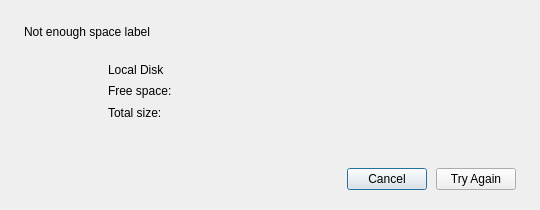
meganz/MEGAsync, file src/MEGASync/gui/linux/LowDiskSpaceDialog.ui: the form before one commit.
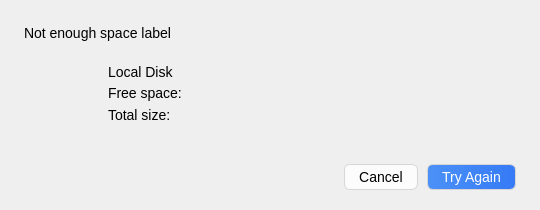
The form after the commit. Icons and pictures are not drawn.

Commit message: Moved styles to UI files.

What changed in the file:
```diff
--- a/src/MEGASync/gui/linux/LowDiskSpaceDialog.ui
+++ b/src/MEGASync/gui/linux/LowDiskSpaceDialog.ui
@@ -13,6 +13,15 @@
   <property name="windowTitle">
    <string>Low disk space</string>
   </property>
+  <property name="styleSheet">
+   <string notr="true">*{ font-family: &quot;SF Pro&quot;; font-size: 14px; font-weight: 400; }
+
+QPushButton {
+  padding-top: 4px; padding-bottom: 4px; padding-left: 14px; padding-right: 14px;
+  border-style: solid; border-width: 1px; border-color: #d7d6d5; border-radius: 6px;
+}
+</string>
+  </property>
   <layout class="QHBoxLayout" name="horizontalLayout_4">
    <property name="leftMargin">
     <number>24</number>
@@ -181,6 +190,14 @@
          </item>
          <item>
           <widget class="QPushButton" name="bCancel">
+           <property name="styleSheet">
+            <string notr="true">QPushButton {
+  background-color : #FCFCFC;
+  color : #000000;
+}
+QPushButton:hover { background-color: #fdfdfd; }
+QPushButton:pressed { background-color: #cacaca; }</string>
+           </property>
            <property name="text">
             <string>Cancel</string>
            </property>
@@ -188,6 +205,14 @@
          </item>
          <item>
           <widget class="QPushButton" name="bTryAgain">
+           <property name="styleSheet">
+            <string notr="true">QPushButton {
+  background-color : qlineargradient(spread:pad, x1:0, y1:0, x2:1, y2:0, stop:0 #4B91F7, stop:1 #367AF6);
+  color : #FFFFFF;
+}
+QPushButton:hover { background-color: #5e95f8; }
+QPushButton:pressed { background-color: #0a58e6; }</string>
+           </property>
            <property name="text">
             <string>Try Again</string>
            </property>
```
Left out of the diff: 3 changed lines with no effect on the pictures. The commit also changes 4 other files.
